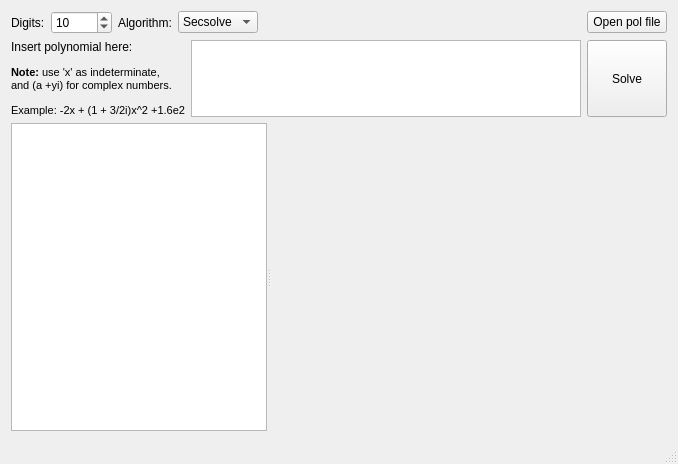
The window that src/xmpsolve/mainwindow.ui (robol/MPSolve) describes before a commit, drawn with Qt 5.
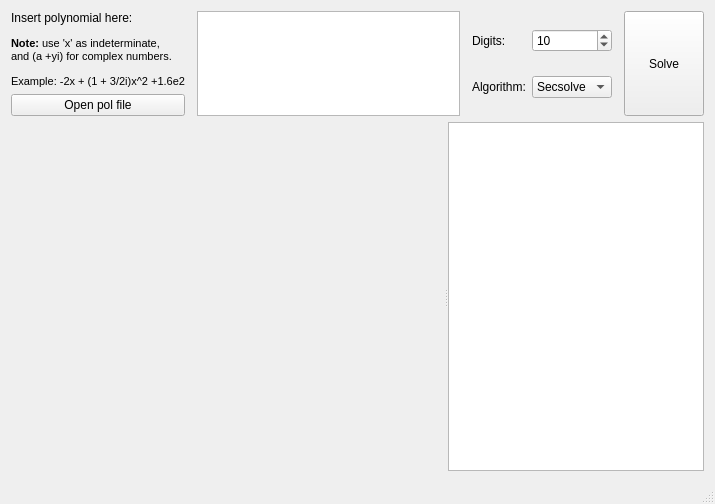
The same window after the commit. Custom widgets are drawn as their Qt base class.

Commit message: Reworked layout of xmpsolve.

The edit to the form file:
```diff
--- a/src/xmpsolve/mainwindow.ui
+++ b/src/xmpsolve/mainwindow.ui
@@ -6,30 +6,69 @@
    <rect>
     <x>0</x>
     <y>0</y>
-    <width>678</width>
-    <height>464</height>
+    <width>715</width>
+    <height>504</height>
    </rect>
   </property>
   <property name="windowTitle">
    <string>MPSolve</string>
   </property>
   <widget class="QWidget" name="centralWidget">
-   <layout class="QVBoxLayout" name="verticalLayout_2">
+   <layout class="QVBoxLayout" name="verticalLayout_3">
     <item>
-     <layout class="QVBoxLayout" name="verticalLayout" stretch="0,1,100">
-      <property name="sizeConstraint">
-       <enum>QLayout::SetNoConstraint</enum>
+     <layout class="QVBoxLayout" name="verticalLayout_2" stretch="1,100">
+      <item>
+       <layout class="QHBoxLayout" name="horizontalLayout">
+        <property name="spacing">
+         <number>12</number>
       </property>
       <item>
-       <layout class="QHBoxLayout" name="horizontalLayout_2">
+         <layout class="QVBoxLayout" name="verticalLayout">
         <item>
+           <widget class="QLabel" name="label">
+            <property name="text">
+             <string>&lt;html&gt;&lt;head/&gt;&lt;body&gt;&lt;p&gt;Insert polynomial here:&lt;/p&gt;&lt;p&gt;&lt;span style=&quot; font-size:8pt; font-weight:600;&quot;&gt;Note:&lt;/span&gt;&lt;span style=&quot; font-size:8pt;&quot;&gt; use 'x' as indeterminate, &lt;br/&gt;and (a +yi) for complex numbers.&lt;/span&gt;&lt;/p&gt;&lt;p&gt;&lt;span style=&quot; font-size:8pt;&quot;&gt;Example: -2x + (1 + 3/2i)x^2 +1.6e2&lt;/span&gt;&lt;/p&gt;&lt;/body&gt;&lt;/html&gt;</string>
+            </property>
+            <property name="alignment">
+             <set>Qt::AlignLeading|Qt::AlignLeft|Qt::AlignTop</set>
+            </property>
+           </widget>
+          </item>
+          <item>
+           <widget class="QPushButton" name="openPolFileButton">
+            <property name="sizePolicy">
+             <sizepolicy hsizetype="Minimum" vsizetype="Fixed">
+              <horstretch>0</horstretch>
+              <verstretch>0</verstretch>
+             </sizepolicy>
+            </property>
+            <property name="text">
+             <string>Open pol file</string>
+            </property>
+           </widget>
+          </item>
+         </layout>
+        </item>
+        <item>
+         <widget class="QPlainTextEdit" name="polyLineEdit">
+          <property name="sizePolicy">
+           <sizepolicy hsizetype="Expanding" vsizetype="Expanding">
+            <horstretch>0</horstretch>
+            <verstretch>0</verstretch>
+           </sizepolicy>
+          </property>
+         </widget>
+        </item>
+        <item>
+         <layout class="QGridLayout" name="gridLayout">
+          <item row="0" column="0">
          <widget class="QLabel" name="label_2">
           <property name="text">
            <string>Digits:</string>
           </property>
          </widget>
         </item>
-        <item>
+          <item row="0" column="1">
          <widget class="QSpinBox" name="digitsSpinBox">
           <property name="minimum">
            <number>1</number>
@@ -42,14 +81,14 @@
           </property>
          </widget>
         </item>
-        <item>
+          <item row="1" column="0">
          <widget class="QLabel" name="label_3">
           <property name="text">
            <string>Algorithm:</string>
           </property>
          </widget>
         </item>
-        <item>
+          <item row="1" column="1">
          <widget class="QComboBox" name="algorithmComboBox">
           <item>
            <property name="text">
@@ -63,55 +102,7 @@
           </item>
          </widget>
         </item>
-        <item>
-         <spacer name="horizontalSpacer">
-          <property name="orientation">
-           <enum>Qt::Horizontal</enum>
-          </property>
-          <property name="sizeHint" stdset="0">
-           <size>
-            <width>40</width>
-            <height>20</height>
-           </size>
-          </property>
-         </spacer>
-        </item>
-        <item>
-         <widget class="QPushButton" name="openPolFileButton">
-          <property name="sizePolicy">
-           <sizepolicy hsizetype="Minimum" vsizetype="Fixed">
-            <horstretch>0</horstretch>
-            <verstretch>0</verstretch>
-           </sizepolicy>
-          </property>
-          <property name="text">
-           <string>Open pol file</string>
-          </property>
-         </widget>
-        </item>
-       </layout>
-      </item>
-      <item>
-       <layout class="QHBoxLayout" name="horizontalLayout">
-        <item>
-         <widget class="QLabel" name="label">
-          <property name="text">
-           <string>&lt;html&gt;&lt;head/&gt;&lt;body&gt;&lt;p&gt;Insert polynomial here:&lt;/p&gt;&lt;p&gt;&lt;span style=&quot; font-size:8pt; font-weight:600;&quot;&gt;Note:&lt;/span&gt;&lt;span style=&quot; font-size:8pt;&quot;&gt; use 'x' as indeterminate, &lt;br/&gt;and (a +yi) for complex numbers.&lt;/span&gt;&lt;/p&gt;&lt;p&gt;&lt;span style=&quot; font-size:8pt;&quot;&gt;Example: -2x + (1 + 3/2i)x^2 +1.6e2&lt;/span&gt;&lt;/p&gt;&lt;/body&gt;&lt;/html&gt;</string>
-          </property>
-          <property name="alignment">
-           <set>Qt::AlignLeading|Qt::AlignLeft|Qt::AlignTop</set>
-          </property>
-         </widget>
-        </item>
-        <item>
-         <widget class="QPlainTextEdit" name="polyLineEdit">
-          <property name="sizePolicy">
-           <sizepolicy hsizetype="Expanding" vsizetype="Expanding">
-            <horstretch>0</horstretch>
-            <verstretch>0</verstretch>
-           </sizepolicy>
-          </property>
-         </widget>
+         </layout>
         </item>
         <item>
          <widget class="QPushButton" name="solveButton">
@@ -130,26 +121,9 @@
       </item>
       <item>
        <widget class="QSplitter" name="splitter">
-        <property name="sizePolicy">
-         <sizepolicy hsizetype="Expanding" vsizetype="Preferred">
-          <horstretch>0</horstretch>
-          <verstretch>0</verstretch>
-         </sizepolicy>
-        </property>
         <property name="orientation">
          <enum>Qt::Horizontal</enum>
         </property>
-        <widget class="QPlainTextEdit" name="plainTextEdit">
-         <property name="sizePolicy">
-          <sizepolicy hsizetype="Expanding" vsizetype="Expanding">
-           <horstretch>0</horstretch>
-           <verstretch>1</verstretch>
-          </sizepolicy>
-         </property>
-         <property name="lineWrapMode">
-          <enum>QPlainTextEdit::NoWrap</enum>
-         </property>
-        </widget>
         <widget class="xmpsolve::RootsRenderer" name="graphicsView" native="true">
          <property name="sizePolicy">
           <sizepolicy hsizetype="Preferred" vsizetype="Preferred">
@@ -158,7 +132,18 @@
           </sizepolicy>
          </property>
         </widget>
-       </widget>
+        <widget class="QPlainTextEdit" name="plainTextEdit">
+         <property name="sizePolicy">
+          <sizepolicy hsizetype="Expanding" vsizetype="Expanding">
+           <horstretch>0</horstretch>
+           <verstretch>1</verstretch>
+          </sizepolicy>
+         </property>
+         <property name="lineWrapMode">
+          <enum>QPlainTextEdit::NoWrap</enum>
+         </property>
+        </widget>
+       </widget>
       </item>
      </layout>
     </item>
```
Left out of the diff: 5 changed lines with no effect on the pictures. Lines whose indentation alone changed are shown as unchanged.
